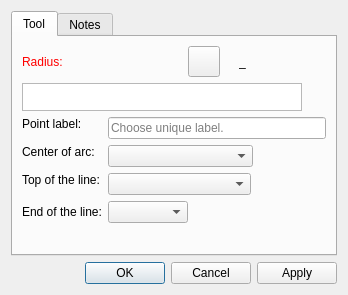
Above: src/libs/vtools/dialogs/tools/dialogpointofcontact.ui from dismine/valentina before the change. Below: the same form after it.
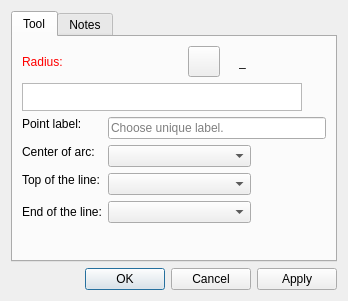
That is the form after the change. Icons and pictures are not drawn. Custom widgets are drawn as their Qt base class.

Commit message: Fix width of combo box.

```diff
--- a/src/libs/vtools/dialogs/tools/dialogpointofcontact.ui
+++ b/src/libs/vtools/dialogs/tools/dialogpointofcontact.ui
@@ -7,7 +7,7 @@
     <x>0</x>
     <y>0</y>
     <width>348</width>
-    <height>295</height>
+    <height>301</height>
    </rect>
   </property>
   <property name="windowTitle">
@@ -262,7 +262,7 @@
            </property>
            <property name="minimumSize">
             <size>
-             <width>145</width>
+             <width>143</width>
              <height>0</height>
             </size>
            </property>
@@ -320,7 +320,7 @@
            </property>
            <property name="minimumSize">
             <size>
-             <width>80</width>
+             <width>143</width>
              <height>0</height>
             </size>
            </property>
```
Left out of the diff: 23 changed lines with no effect on the pictures.
